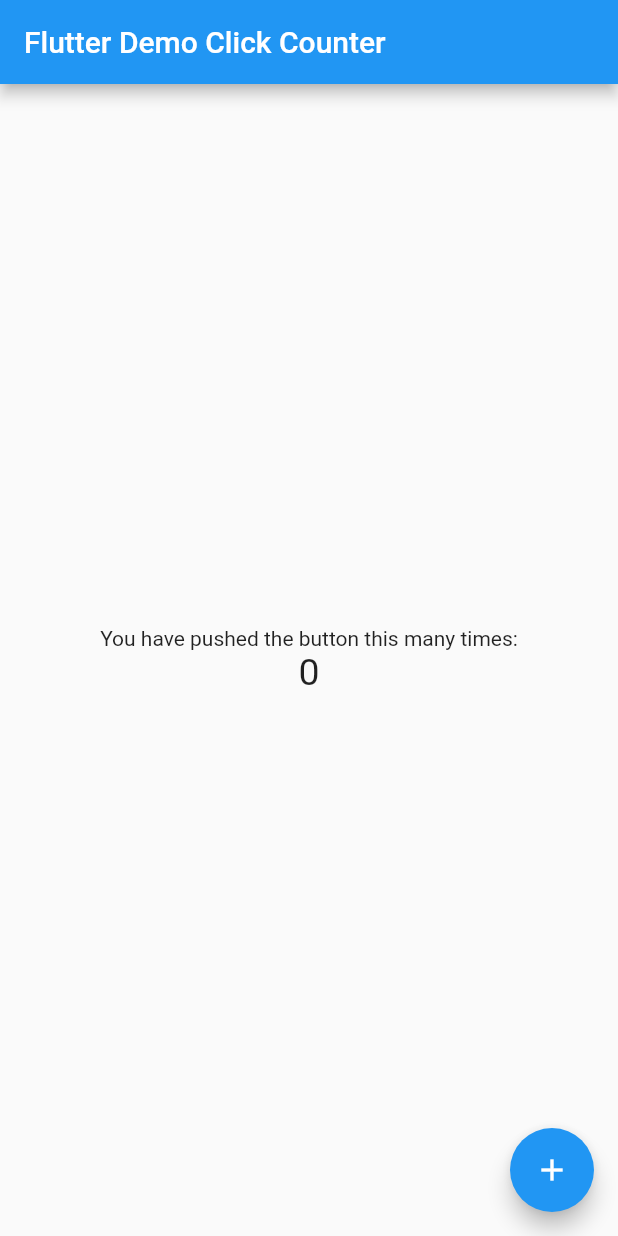
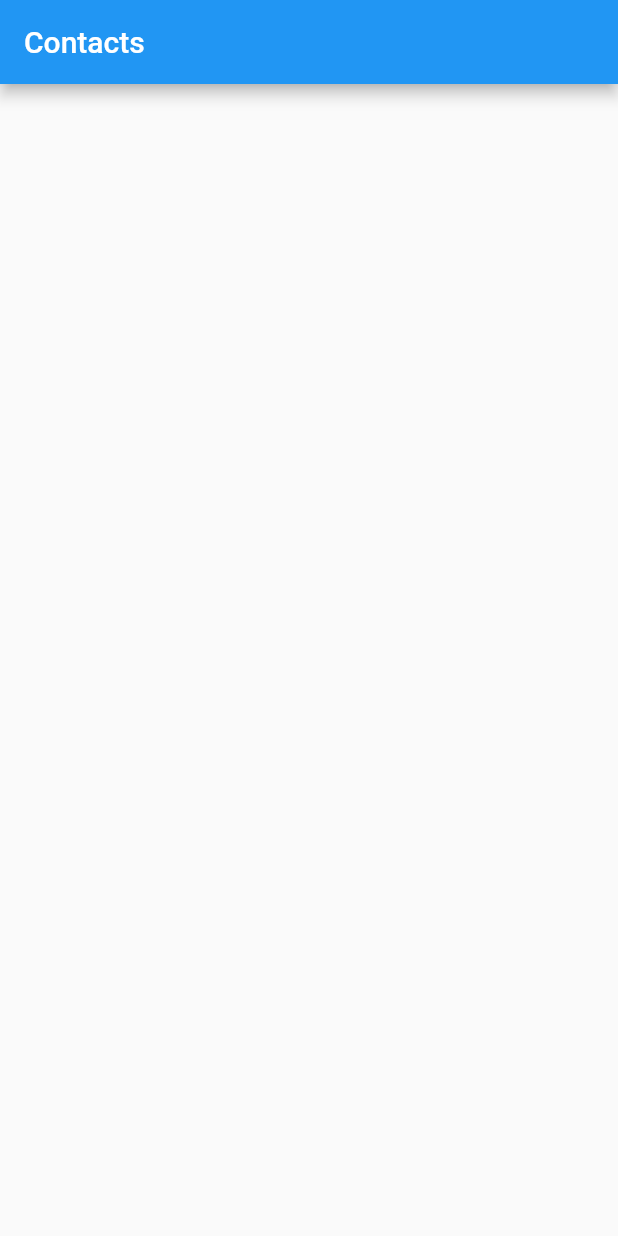
Before and after one commit to SamuelWorld20/Contact_app, a Flutter app: the screen it shows after launch, on a phone screen of 412 x 824 dp. Run offline on Flutter 3.47's test engine with Material 2 defaults, Android fonts, the phone set to English and light mode, and no system bars.

Commit message:
started app

```diff
--- a/lib/main.dart
+++ b/lib/main.dart
@@ -1,91 +1,18 @@
 import 'package:flutter/material.dart';
+import './ui/contacts_list/contacts_list_page.dart';
 
-void main() => runApp(const MyApp());
+void main() => runApp(MyApp());
 
 class MyApp extends StatelessWidget {
-  const MyApp({super.key});
-  static const String _title = 'Flutter Stateful Clicker Counter';
   // This widget is the root of your application.
   @override
   Widget build(BuildContext context) {
     return MaterialApp(
-      title: _title,
+      title: 'Contacts',
       theme: ThemeData(
         primarySwatch: Colors.blue,
       ),
-      home: const MyHomePage(),
+      home: ContactsListPage(),
     );
   }
 }
-
-class MyHomePage extends StatefulWidget {
-  const MyHomePage({super.key});
-  // This widget is the home page of your application. It is stateful, meaning
-  // that it has a State object (defined below) that contains fields that affect
-  // how it looks.
-  // This class is the configuration for the state.
-  @override
-  _MyHomePageState createState() => _MyHomePageState();
-}
-
-class _MyHomePageState extends State<MyHomePage> {
-  int _counter = 0;
-
-  void _incrementCounter() {
-    setState(() {
-      // This call to setState tells the Flutter framework that something has
-      // changed in this State, which causes it to rerun the build method below
-      // so that the display can reflect the updated values. If we changed
-      // _counter without calling setState(), then the build method would not be
-      // called again, and so nothing would appear to happen.
-      _counter++;
-    });
-  }
-
-  @override
-  Widget build(BuildContext context) {
-    // This method is rerun every time setState is called, for instance as done
-    // by the _incrementCounter method above.
-    //
-    // The Flutter framework has been optimized to make rerunning build methods
-    // fast, so that you can just rebuild anything that needs updating rather
-    // than having to individually change instances of widgets.
-    return Scaffold(
-      appBar: AppBar(
-        // Here we take the value from the MyHomePage object that was created by
-        // the App.build method, and use it to set our appbar title.
-        title: const Text('Flutter Demo Click Counter'),
-      ),
-      body: Center(
-        // Center is a layout widget. It takes a single child and positions it
-        // in the middle of the parent.
-        child: Column(
-          // Column is also a layout widget. It takes a list of children and
-          // arranges them vertically. By default, it sizes itself to fit its
-          // children horizontally, and tries to be as tall as its parent.
-          //
-          // Column has various properties to control how it sizes itself and
-          // how it positions its children. Here we use mainAxisAlignment to
-          // center the children vertically; the main axis here is the vertical
-          // axis because Columns are vertical (the cross axis would be
-          // horizontal).
-          mainAxisAlignment: MainAxisAlignment.center,
-          children: <Widget>[
-            const Text(
-              'You have pushed the button this many times:',
-            ),
-            Text(
-              '$_counter',
-              style: const TextStyle(fontSize: 25),
-            ),
-          ],
-        ),
-      ),
-      floatingActionButton: FloatingActionButton(
-        onPressed: _incrementCounter,
-        tooltip: 'Increment',
-        child: const Icon(Icons.add),
-      ),
-    );
-  }
-}
--- /dev/null
+++ b/lib/ui/contacts_list/contacts_list_page.dart
@@ -0,0 +1,10 @@
+import 'package:flutter/material.dart';
+
+class ContactsListPage extends StatelessWidget {
+  @override
+  Widget build(BuildContext context) {
+    return Scaffold(
+      appBar: AppBar(title: const Text('Contacts')),
+    );
+  }
+}
```
